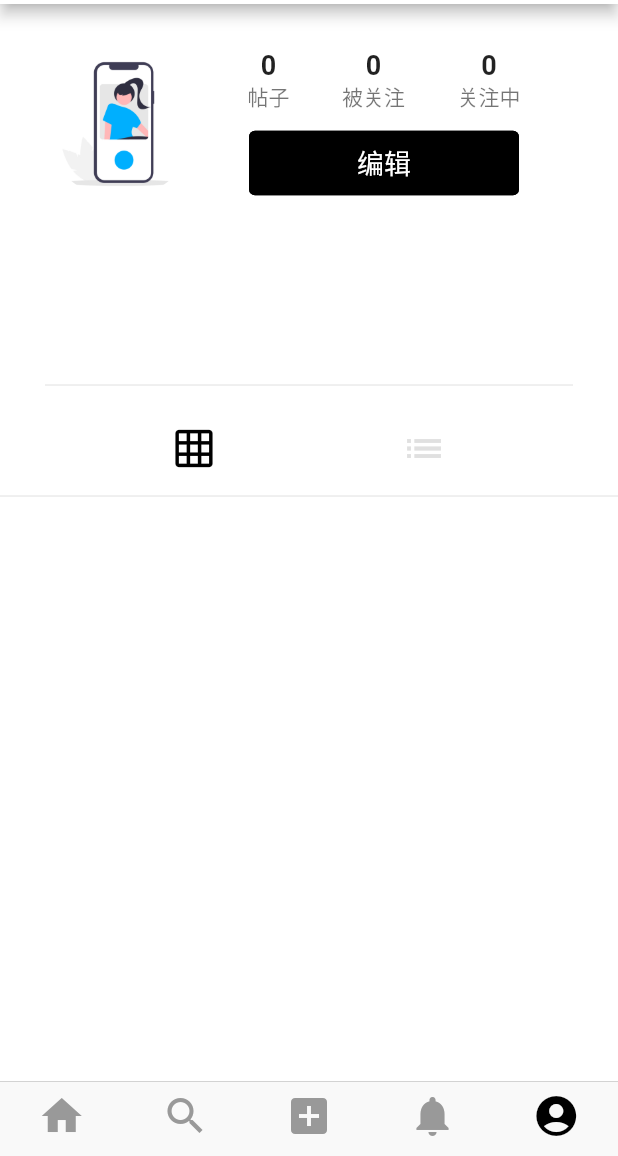
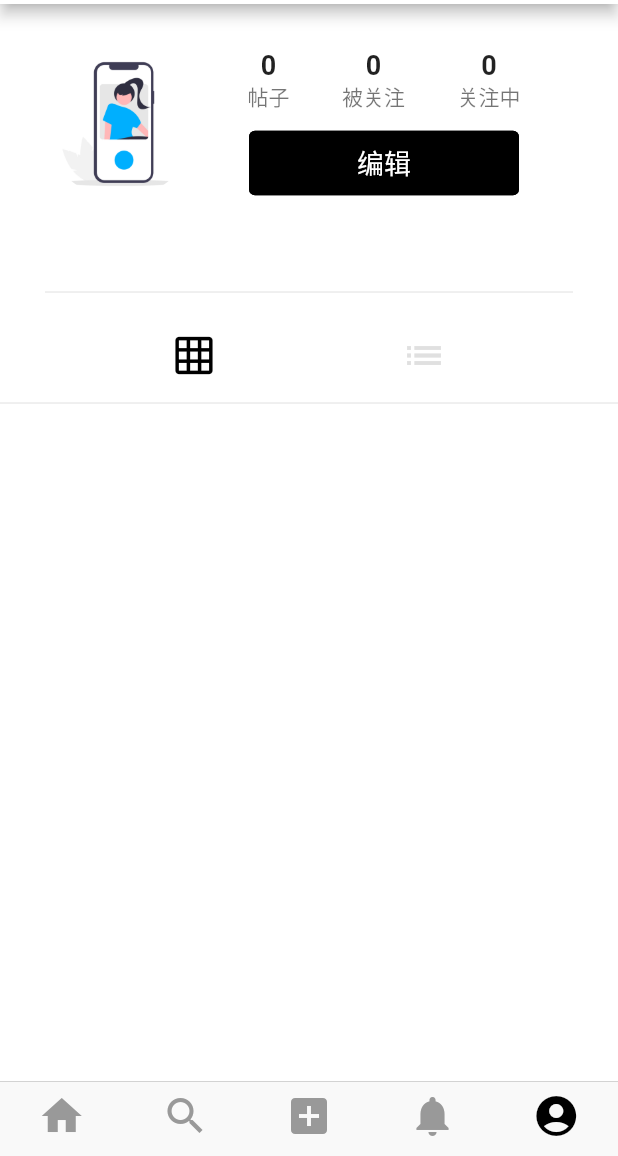
Before and after one commit to YuanRuQian/view, a Flutter app: the screen it shows once a user with an empty profile is signed in, swiped to page 5, on a phone screen of 412 x 824 dp, the part 80-1236 px from its top. Run offline on Flutter 3.47's test engine with Material 2 defaults, Android fonts, the phone set to English and light mode, and no system bars; our stand-ins replace cached_network_image, cloud_firestore, firebase_auth, firebase_storage, flutter_image_compress, image_cropper and 1 more; missing offline and left inert: photofilters; accounts and stored records are empty.

Commit message:
adjust box size

```diff
--- a/lib/ui/pages/displayPeopleListPage.dart
+++ b/lib/ui/pages/displayPeopleListPage.dart
@@ -37,7 +37,6 @@ class _DisplayPeopleListPageState extends State<DisplayPeopleListPage> {
         print('_getUsersIds ERROR : ${err.toString()}');
       });
     }
-    print('ids length: ${ids.length}');
     setState(() {
       usersList = ids;
     });
--- a/lib/ui/pages/profilePage.dart
+++ b/lib/ui/pages/profilePage.dart
@@ -274,7 +274,6 @@ class _ProfilePageState extends State<ProfilePage> {
               ),
               SizedBox(height: 5.0),
               Container(
-                height: 80.0,
                 child: Text(
                   user.bio,
                   style: TextStyle(fontSize: 15.0),
```
